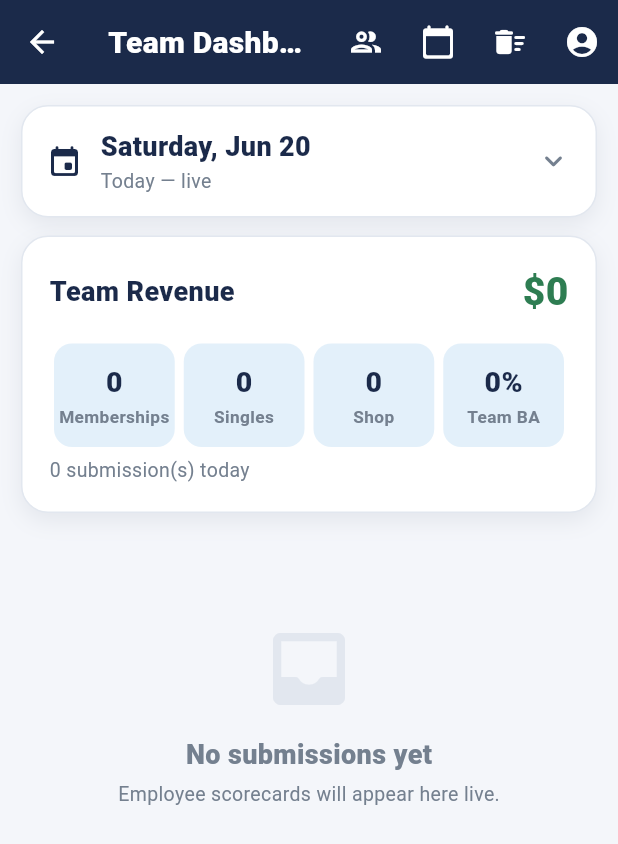
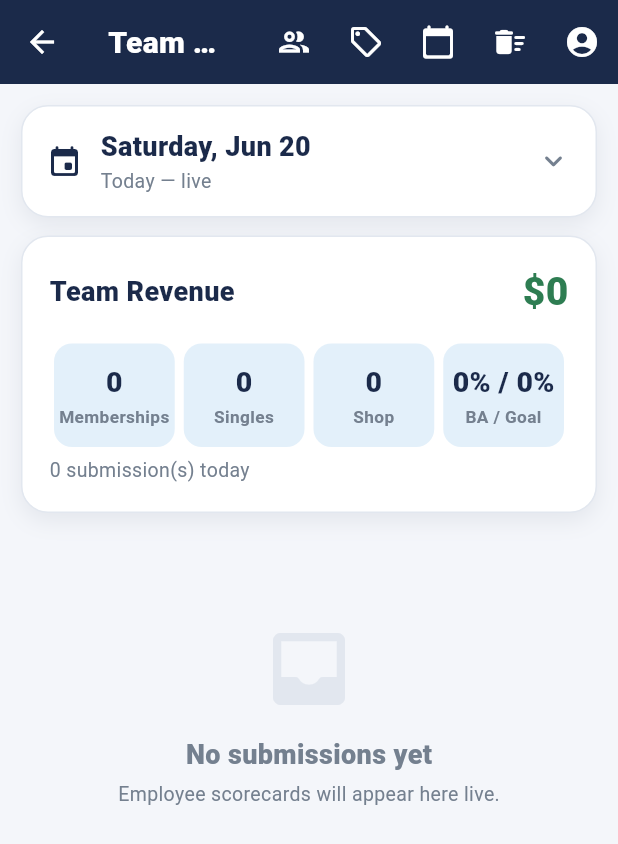
Before and after one commit to aheiner2001/wiggywash, a Flutter app: the ManagerScreen screen opened directly, on a phone screen of 412 x 824 dp. Shown: the top 844 px of the screen. Run offline on Flutter 3.47's test engine with Material 3 defaults, Android fonts, the phone set to English and light mode, and no system bars; our stand-ins replace cloud_firestore, firebase_auth, firebase_core, share_plus, shared_preferences; accounts and stored records are empty; network calls fail.

Commit message:
Manager price editor + BA goal on dashboard

```diff
--- a/lib/models/scorecard_config.dart
+++ b/lib/models/scorecard_config.dart
@@ -17,18 +17,17 @@ class LineItem {
     required this.id,
     required this.label,
     required this.section,
-    this.price,
+    this.defaultPrice,
   });
 
   final String id;
   final String label;
   final WashSection section;
 
-  /// Dollar value of one sale. `null` for shop-sale items that are tracked as a
-  /// count only (no fixed price on the card).
-  final double? price;
-
-  bool get hasPrice => price != null;
+  /// Out-of-the-box dollar value of one sale. `null` for items that ship as
+  /// count-only (no fixed price on the card). The manager can override this —
+  /// always read the live value via [PriceBook.priceFor] / [priceOf].
+  final double? defaultPrice;
 }
 
 /// The canonical, ordered list of all scorecard line items.
@@ -38,52 +37,52 @@ const List<LineItem> kLineItems = [
     id: 'full_service_protect',
     label: 'Full Service Protect',
     section: WashSection.membership,
-    price: 49,
+    defaultPrice: 49,
   ),
   LineItem(
     id: 'protect',
     label: 'Protect',
     section: WashSection.membership,
-    price: 29,
+    defaultPrice: 29,
   ),
   LineItem(
     id: 'shine',
     label: 'Shine',
     section: WashSection.membership,
-    price: 23,
+    defaultPrice: 23,
   ),
   LineItem(
     id: 'basic',
     label: 'Basic',
     section: WashSection.membership,
-    price: 17,
+    defaultPrice: 17,
   ),
   // Single washes
   LineItem(
     id: 'single_protect',
     label: 'Single Protect',
     section: WashSection.single,
-    price: 29,
+    defaultPrice: 29,
   ),
   LineItem(
     id: 'single_shine',
     label: 'Single Shine',
     section: WashSection.single,
-    price: 23,
+    defaultPrice: 23,
   ),
   LineItem(
     id: 'single_basic',
     label: 'Single Basic',
     section: WashSection.single,
-    price: 17,
+    defaultPrice: 17,
   ),
   LineItem(
     id: 'economy',
     label: 'Economy',
     section: WashSection.single,
-    price: 11,
+    defaultPrice: 11,
   ),
-  // Shop sales (count-only)
+  // Shop sales (count-only by default — manager can attach a price)
   LineItem(
     id: 'full_service',
     label: 'Full Service',
@@ -100,3 +99,32 @@ List<LineItem> itemsFor(WashSection section) =>
     kLineItems.where((i) => i.section == section).toList();
 
 LineItem itemById(String id) => kLineItems.firstWhere((i) => i.id == id);
+
+/// Holds the manager's live price edits. Seeded from each item's
+/// [LineItem.defaultPrice]; the [Store] hydrates overrides from local storage /
+/// Firestore at startup and on every change. Kept here (not in the Store) so the
+/// pure [Submission] model can compute revenue without importing services.
+class PriceBook {
+  PriceBook._();
+
+  /// id -> price. A present key with a `null` value means "count only".
+  static Map<String, double?> _overrides = {};
+
+  static void setOverrides(Map<String, double?> overrides) {
+    _overrides = Map.of(overrides);
+  }
+
+  static Map<String, double?> get overrides => Map.of(_overrides);
+
+  /// The effective price for an item: the manager override if set, otherwise the
+  /// built-in default. `null` means the item is tracked as a count only.
+  static double? priceFor(String id) =>
+      _overrides.containsKey(id) ? _overrides[id] : itemById(id).defaultPrice;
+
+  static bool hasPrice(String id) => priceFor(id) != null;
+}
+
+/// Convenience accessor for a [LineItem]'s live price.
+double? priceOf(LineItem item) => PriceBook.priceFor(item.id);
+
+bool itemHasPrice(LineItem item) => PriceBook.hasPrice(item.id);
--- a/lib/screens/manager_screen.dart
+++ b/lib/screens/manager_screen.dart
@@ -6,6 +6,7 @@ import '../models/submission.dart';
 import '../services/store.dart';
 import '../theme.dart';
 import '../widgets/profile_menu.dart';
+import 'pricing_screen.dart';
 import 'workers_screen.dart';
 
 final _money = NumberFormat.currency(symbol: '\$', decimalDigits: 0);
@@ -71,6 +72,13 @@ class _ManagerScreenState extends State<ManagerScreen> {
               MaterialPageRoute(builder: (_) => const WorkersScreen()),
             ),
             icon: const Icon(Icons.group_outlined),
+          ),
+          IconButton(
+            tooltip: 'Edit prices',
+            onPressed: () => Navigator.of(context).push(
+              MaterialPageRoute(builder: (_) => const PricingScreen()),
+            ),
+            icon: const Icon(Icons.sell_outlined),
           ),
           IconButton(
             tooltip: 'Pick date',
@@ -181,6 +189,10 @@ class _TeamTotals extends StatelessWidget {
     final shop = submissions.fold(0, (s, e) => s + e.totalShopSales);
     final totalWashes = memberships + singles;
     final conv = totalWashes == 0 ? 0.0 : memberships / totalWashes * 100;
+    final goals = submissions.where((s) => s.baGoal > 0).toList();
+    final avgGoal = goals.isEmpty
+        ? 0.0
+        : goals.fold(0.0, (s, e) => s + e.baGoal) / goals.length;
 
     return AppCard(
       padding: const EdgeInsets.all(18),
@@ -205,7 +217,11 @@ class _TeamTotals extends StatelessWidget {
               _Tile(label: 'Memberships', value: '$memberships'),
               _Tile(label: 'Singles', value: '$singles'),
               _Tile(label: 'Shop', value: '$shop'),
-              _Tile(label: 'Team BA', value: '${conv.toStringAsFixed(0)}%'),
+              _Tile(
+                label: 'BA / Goal',
+                value:
+                    '${conv.toStringAsFixed(0)}% / ${avgGoal.toStringAsFixed(0)}%',
+              ),
             ],
           ),
           const SizedBox(height: 6),
@@ -294,8 +310,11 @@ class _EmployeeCard extends StatelessWidget {
                   crossAxisAlignment: CrossAxisAlignment.start,
                   children: [
                     Text(name, style: TextStyles.subheading),
-                    Text('${submissions.length} shift(s)',
-                        style: TextStyles.caption),
+                    Text(
+                      '${submissions.length} shift(s)'
+                      '${latestGoal > 0 ? ' • Goal ${latestGoal.toStringAsFixed(0)}%' : ''}',
+                      style: TextStyles.caption,
+                    ),
                   ],
                 ),
               ),
--- a/lib/screens/summary_screen.dart
+++ b/lib/screens/summary_screen.dart
@@ -170,8 +170,8 @@ class _SectionBlock extends StatelessWidget {
                 Text('${item.label}  ×${submission.countOf(item.id)}',
                     style: TextStyles.body),
                 Text(
-                  item.hasPrice
-                      ? _money.format(submission.countOf(item.id) * item.price!)
+                  priceOf(item) != null
+                      ? _money.format(submission.countOf(item.id) * priceOf(item)!)
                       : '—',
                   style: const TextStyle(
                     fontWeight: FontWeight.w700,
```
Also changed, not shown: lib/models/submission.dart (+6 -4 lines), lib/screens/pricing_screen.dart (added, +195 -0 lines), lib/services/store.dart (+64 -0 lines), lib/widgets/tally_row.dart (+4 -3 lines).
